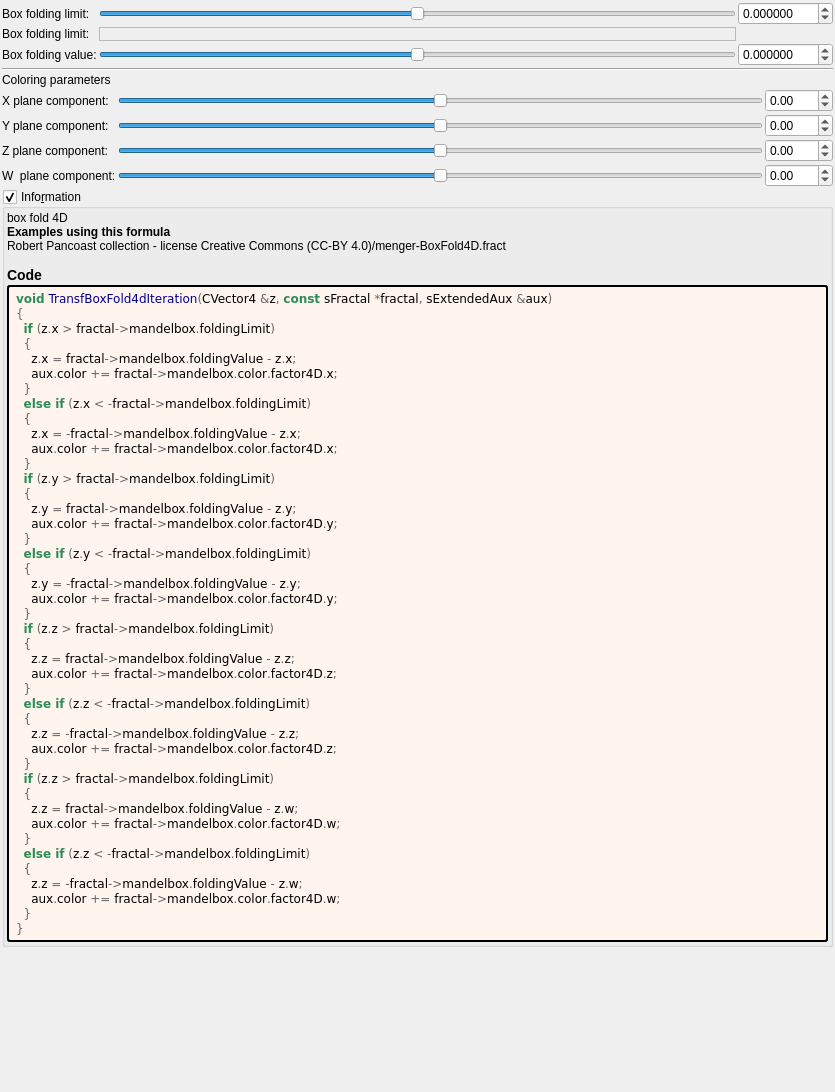
Qt form mandelbulber2/formula/ui/fractal_transf_box_fold4d.ui (buddhi1980/mandelbulber2) before a commit.
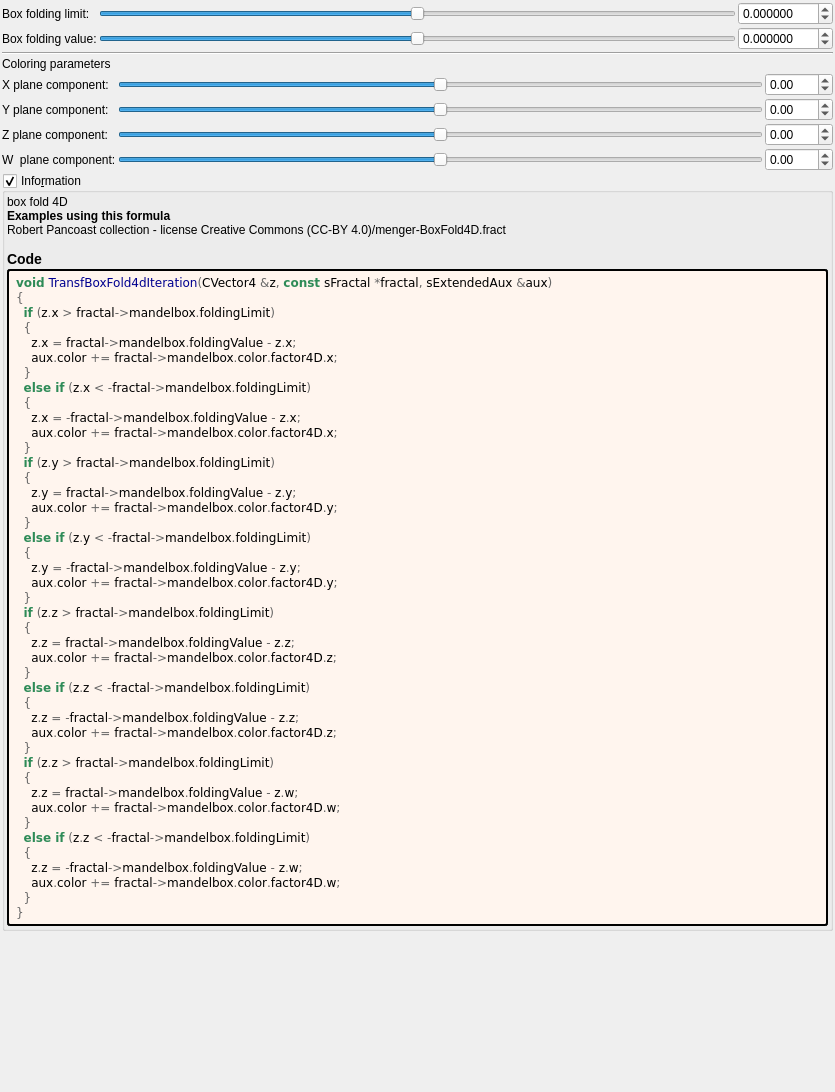
The same form after that commit. Custom widgets are drawn as their Qt base class.

Commit message: fix transf boxFold 4D

Patch:
```diff
--- a/mandelbulber2/formula/ui/fractal_transf_box_fold4d.ui
+++ b/mandelbulber2/formula/ui/fractal_transf_box_fold4d.ui
@@ -62,7 +62,14 @@
        </property>
       </widget>
      </item>
-     <item row="2" column="2">
+     <item row="1" column="0">
+      <widget class="QLabel" name="label_46">
+       <property name="text">
+        <string>Box folding value:</string>
+       </property>
+      </widget>
+     </item>
+     <item row="1" column="2">
       <widget class="MyDoubleSpinBox" name="spinbox_mandelbox_folding_value">
        <property name="sizePolicy">
         <sizepolicy hsizetype="Minimum" vsizetype="Maximum">
@@ -90,14 +97,7 @@
        </property>
       </widget>
      </item>
-     <item row="0" column="0">
-      <widget class="QLabel" name="label_47">
-       <property name="text">
-        <string>Box folding limit:</string>
-       </property>
-      </widget>
-     </item>
-     <item row="2" column="1">
+     <item row="1" column="1">
       <widget class="QSlider" name="slider_mandelbox_folding_value">
        <property name="sizePolicy">
         <sizepolicy hsizetype="Expanding" vsizetype="Maximum">
@@ -141,30 +141,13 @@
        </property>
       </widget>
      </item>
-     <item row="2" column="0">
-      <widget class="QLabel" name="label_46">
-       <property name="text">
-        <string>Box folding value:</string>
-       </property>
-      </widget>
-     </item>
-     <item row="1" column="0">
-      <widget class="QLabel" name="label_48">
+     <item row="0" column="0">
+      <widget class="QLabel" name="label_47">
        <property name="text">
         <string>Box folding limit:</string>
        </property>
       </widget>
      </item>
-     <item row="1" column="1">
-      <widget class="QFrame" name="frame">
-       <property name="frameShape">
-        <enum>QFrame::StyledPanel</enum>
-       </property>
-       <property name="frameShadow">
-        <enum>QFrame::Raised</enum>
-       </property>
-      </widget>
-     </item>
     </layout>
    </item>
    <item>
```
The commit also changes 1 other file.
